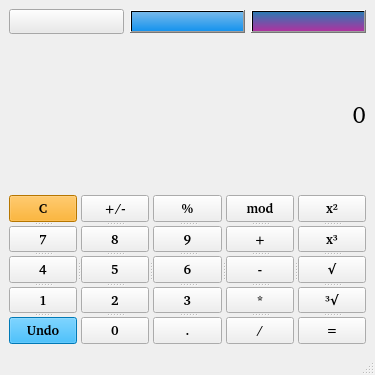
TiReks33/qt_calc, file calcwindow.ui: the form before one commit.
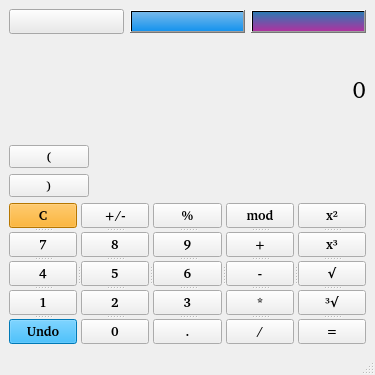
The form after the commit. Icons and pictures are not drawn.

Diff of the .ui file:
```diff
--- a/calcwindow.ui
+++ b/calcwindow.ui
@@ -42,7 +42,7 @@
   </property>
   <widget class="QWidget" name="centralwidget">
    <layout class="QGridLayout" name="gridLayout">
-    <item row="2" column="0">
+    <item row="4" column="0">
      <widget class="QSplitter" name="splitter_6">
       <property name="orientation">
        <enum>Qt::Horizontal</enum>
@@ -439,6 +439,19 @@
       </widget>
      </widget>
     </item>
+    <item row="3" column="0">
+     <widget class="QPushButton" name="right_br_button">
+      <property name="sizePolicy">
+       <sizepolicy hsizetype="Fixed" vsizetype="Fixed">
+        <horstretch>0</horstretch>
+        <verstretch>0</verstretch>
+       </sizepolicy>
+      </property>
+      <property name="text">
+       <string>)</string>
+      </property>
+     </widget>
+    </item>
     <item row="1" column="0">
      <widget class="QLabel" name="result">
       <property name="font">
@@ -531,6 +544,19 @@
       </item>
      </layout>
     </item>
+    <item row="2" column="0">
+     <widget class="QPushButton" name="left_br_button">
+      <property name="sizePolicy">
+       <sizepolicy hsizetype="Fixed" vsizetype="Fixed">
+        <horstretch>0</horstretch>
+        <verstretch>0</verstretch>
+       </sizepolicy>
+      </property>
+      <property name="text">
+       <string>(</string>
+      </property>
+     </widget>
+    </item>
    </layout>
   </widget>
   <widget class="QStatusBar" name="statusbar"/>
```
